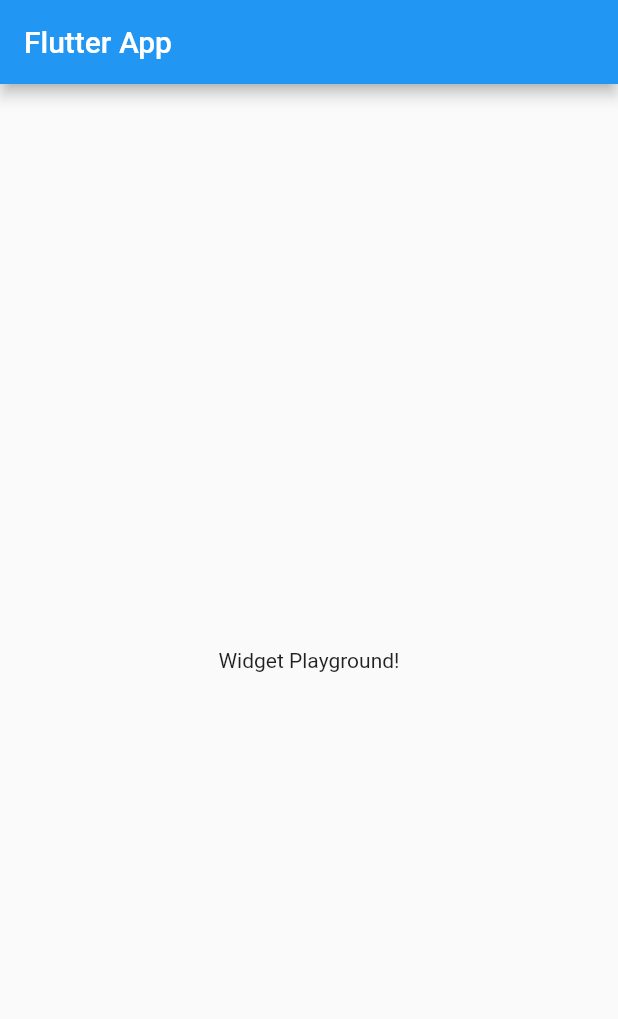
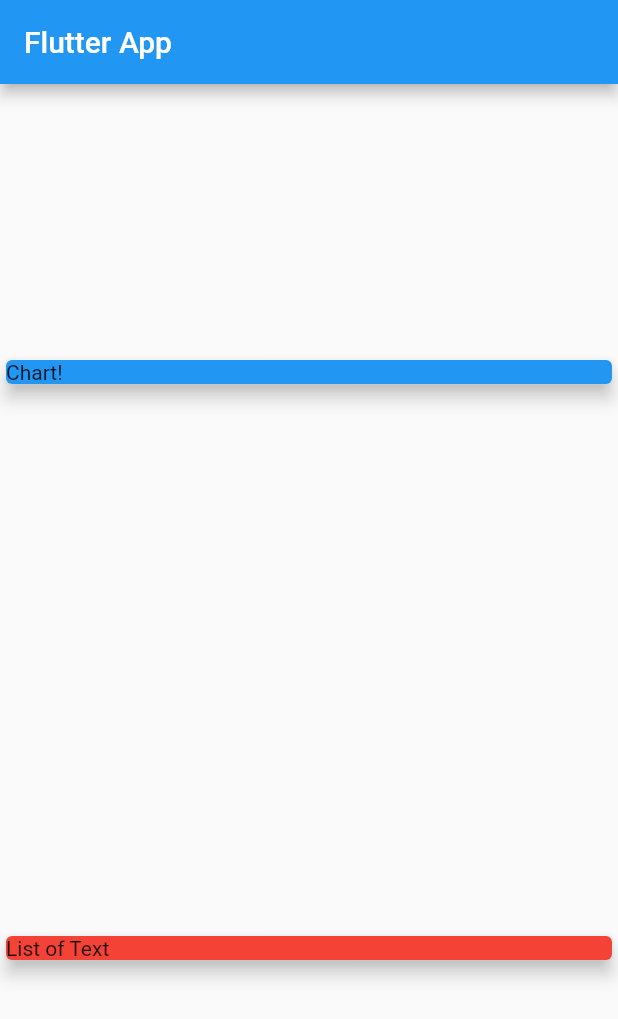
Before and after one commit to jhenilparihar/expense-tracker, a Flutter app: the screen it shows after launch, on a phone screen of 412 x 824 dp. Shown: the top 1019 px of the screen. Run offline on Flutter 3.47's test engine with Material 2 defaults, Android fonts, the phone set to English and light mode, and no system bars.

Commit message:
created transaction structure

```diff
--- a/lib/main.dart
+++ b/lib/main.dart
@@ -1,4 +1,7 @@
+// ignore_for_file: sort_child_properties_last, prefer_const_constructors, prefer_const_literals_to_create_immutables
+
 import 'package:flutter/material.dart';
+import './transaction.dart';
 
 void main() => runApp(const MyApp());
 
@@ -7,7 +10,7 @@ class MyApp extends StatelessWidget {
 
   @override
   Widget build(BuildContext context) {
-    return const MaterialApp(
+    return MaterialApp(
       title: 'Flutter App',
       home: MyHomePage(),
     );
@@ -15,7 +18,22 @@ class MyApp extends StatelessWidget {
 }
 
 class MyHomePage extends StatelessWidget {
-  const MyHomePage({Key? key}) : super(key: key);
+  MyHomePage({Key? key}) : super(key: key);
+
+  final List<Transaction> transaction = [
+    Transaction(
+      id: 't1',
+      title: 'New Shoes',
+      amount: 1000,
+      date: DateTime.now(),
+    ),
+    Transaction(
+      id: 't2',
+      title: 'Weakly Groceries',
+      amount: 300,
+      date: DateTime.now(),
+    )
+  ];
 
   @override
   Widget build(BuildContext context) {
@@ -23,8 +41,24 @@ class MyHomePage extends StatelessWidget {
       appBar: AppBar(
         title: const Text('Flutter App'),
       ),
-      body: const Center(
-        child: Text('Widget Playground!'),
+      body: Column(
+        mainAxisAlignment: MainAxisAlignment.spaceAround,
+        crossAxisAlignment: CrossAxisAlignment.stretch,
+        children: <Widget>[
+          Container(
+            width: double.infinity,
+            child: Card(
+              color: Colors.blue,
+              child: Text('Chart!'),
+              elevation: 5,
+            ),
+          ),
+          Card(
+            color: Colors.red,
+            child: Text('List of Text'),
+            elevation: 5,
+          )
+        ],
       ),
     );
   }
--- /dev/null
+++ b/lib/transaction.dart
@@ -0,0 +1,13 @@
+class Transaction {
+  final String id;
+  final String title;
+  final double amount;
+  final DateTime date;
+
+  Transaction({
+    required this.id,
+    required this.title,
+    required this.amount,
+    required this.date
+  });
+}
```
